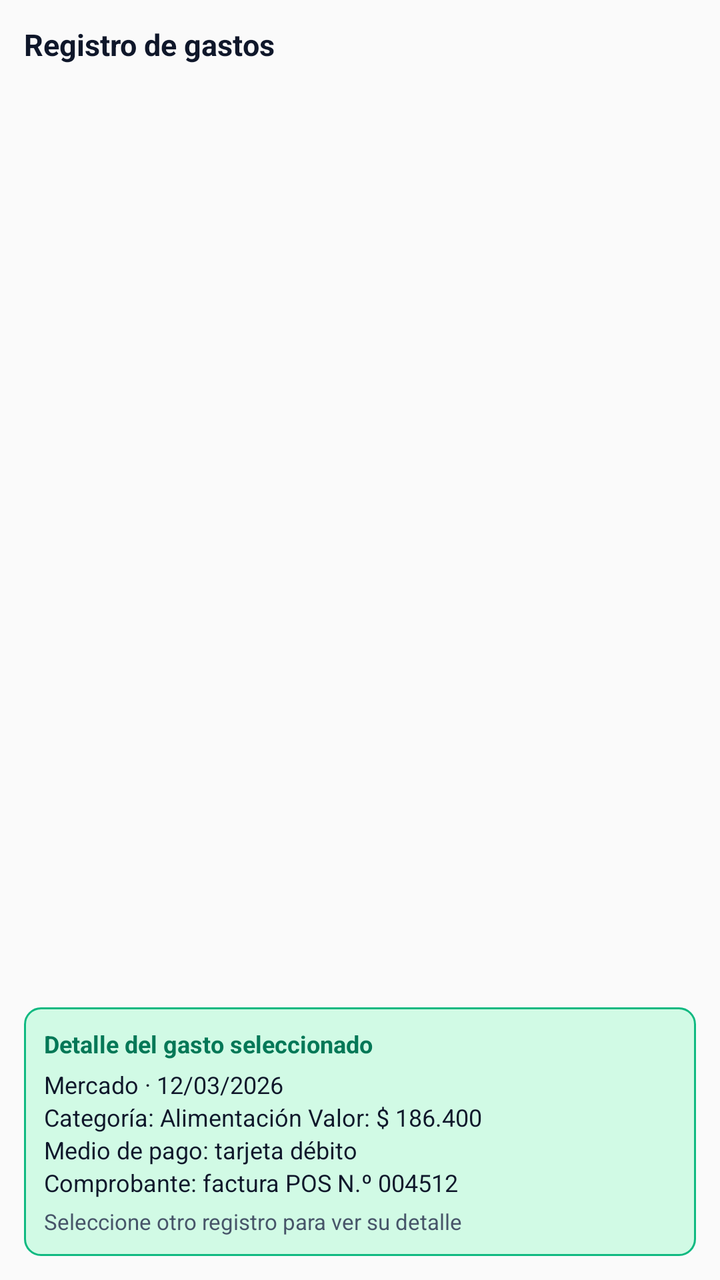
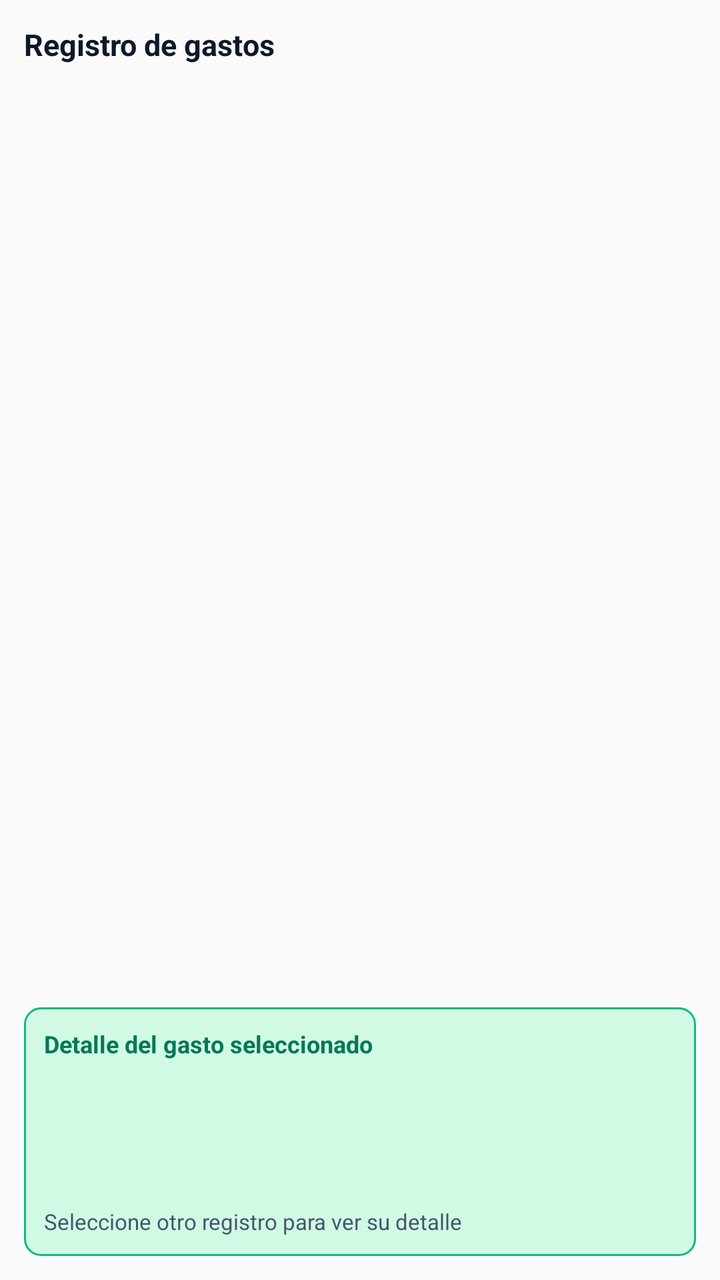

Before-and-after screenshots of an Android layout around one commit, followed by the original layout XML and the change that was made.
<!-- AndroidManifest.xml: application theme Theme.MiBolsillo -->
<!-- res/layout/fragment_fotos.xml -->
<?xml version="1.0" encoding="utf-8"?>
<LinearLayout xmlns:android="http://schemas.android.com/apk/res/android"
    android:layout_width="match_parent"
    android:layout_height="match_parent"
    android:orientation="vertical"
    android:padding="12dp">

    <TextView
        android:layout_width="wrap_content"
        android:layout_height="wrap_content"
        android:text="@string/titulo_fotos"
        android:textColor="@color/gris_oscuro"
        android:textSize="15sp"
        android:textStyle="bold" />

    <ListView
        android:id="@+id/listaGastos"
        android:layout_width="match_parent"
        android:layout_height="0dp"
        android:layout_marginTop="8dp"
        android:layout_weight="1"
        android:divider="@android:color/transparent"
        android:dividerHeight="8dp"
        android:listSelector="@android:color/transparent"
        android:scrollbars="vertical" />

    <LinearLayout
        android:layout_width="match_parent"
        android:layout_height="wrap_content"
        android:layout_marginTop="10dp"
        android:background="@drawable/bg_card_verde"
        android:orientation="vertical"
        android:padding="10dp">

        <TextView
            android:layout_width="wrap_content"
            android:layout_height="wrap_content"
            android:text="@string/detalle_titulo"
            android:textColor="@color/verde_oscuro"
            android:textSize="12sp"
            android:textStyle="bold" />

        <TextView
            android:id="@+id/txtDetalleTitulo"
            android:layout_width="match_parent"
            android:layout_height="wrap_content"
            android:layout_marginTop="4dp"
            android:text="@string/detalle_ejemplo_titulo"
            android:textColor="@color/gris_oscuro"
            android:textSize="12sp" />

        <TextView
            android:id="@+id/txtDetalleCategoria"
            android:layout_width="match_parent"
            android:layout_height="wrap_content"
            android:text="@string/detalle_ejemplo_categoria"
            android:textColor="@color/gris_oscuro"
            android:textSize="12sp" />

        <TextView
            android:id="@+id/txtDetalleMedio"
            android:layout_width="match_parent"
            android:layout_height="wrap_content"
            android:text="@string/detalle_ejemplo_medio"
            android:textColor="@color/gris_oscuro"
            android:textSize="12sp" />

        <TextView
            android:id="@+id/txtDetalleComprobante"
            android:layout_width="match_parent"
            android:layout_height="wrap_content"
            android:text="@string/detalle_ejemplo_comprobante"
            android:textColor="@color/gris_oscuro"
            android:textSize="12sp" />

        <TextView
            android:layout_width="match_parent"
            android:layout_height="wrap_content"
            android:layout_marginTop="4dp"
            android:text="@string/detalle_ayuda"
            android:textColor="@color/gris_texto"
            android:textSize="11sp" />
    </LinearLayout>
</LinearLayout>
<!-- resources referenced by this layout -->
<resources>
  <color name="gris_oscuro">#FF0F172A</color>
  <color name="gris_texto">#FF475569</color>
  <color name="verde_oscuro">#FF047857</color>
  <!-- drawable bg_card_verde (drawable) -->
  <?xml version="1.0" encoding="utf-8"?>
  <shape xmlns:android="http://schemas.android.com/apk/res/android" android:shape="rectangle">
      <solid android:color="@color/verde_suave" />
      <corners android:radius="8dp" />
      <stroke android:width="1dp" android:color="@color/verde_primario" />
  </shape>
  <string name="detalle_ayuda">Seleccione otro registro para ver su detalle</string>
  <string name="detalle_ejemplo_categoria">Categoría: Alimentación   Valor: $ 186.400</string>
  <string name="detalle_ejemplo_comprobante">Comprobante: factura POS N.º 004512</string>
  <string name="detalle_ejemplo_medio">Medio de pago: tarjeta débito</string>
  <string name="detalle_ejemplo_titulo">Mercado · 12/03/2026</string>
  <string name="detalle_titulo">Detalle del gasto seleccionado</string>
  <string name="titulo_fotos">Registro de gastos</string>
  <style name="Theme.MiBolsillo" parent="Theme.AppCompat.Light.NoActionBar">
          <item name="colorPrimary">@color/verde_primario</item>
          <item name="colorPrimaryDark">@color/verde_oscuro</item>
          <item name="colorAccent">@color/verde_primario</item>
      </style>
  <color name="verde_suave">#FFD1FAE5</color>
  <color name="verde_primario">#FF10B981</color>
</resources>

<!-- the commit's change to res/layout/fragment_fotos.xml (unified diff, before → after) -->
@@ -45,7 +45,6 @@
             android:layout_width="match_parent"
             android:layout_height="wrap_content"
             android:layout_marginTop="4dp"
-            android:text="@string/detalle_ejemplo_titulo"
             android:textColor="@color/gris_oscuro"
             android:textSize="12sp" />
 
@@ -53,7 +52,6 @@
             android:id="@+id/txtDetalleCategoria"
             android:layout_width="match_parent"
             android:layout_height="wrap_content"
-            android:text="@string/detalle_ejemplo_categoria"
             android:textColor="@color/gris_oscuro"
             android:textSize="12sp" />
 
@@ -61,7 +59,6 @@
             android:id="@+id/txtDetalleMedio"
             android:layout_width="match_parent"
             android:layout_height="wrap_content"
-            android:text="@string/detalle_ejemplo_medio"
             android:textColor="@color/gris_oscuro"
             android:textSize="12sp" />
 
@@ -69,7 +66,6 @@
             android:id="@+id/txtDetalleComprobante"
             android:layout_width="match_parent"
             android:layout_height="wrap_content"
-            android:text="@string/detalle_ejemplo_comprobante"
             android:textColor="@color/gris_oscuro"
             android:textSize="12sp" />
 
<!-- resource entries referenced after the edit -->
@@ -11,10 +11,6 @@
       <stroke android:width="1dp" android:color="@color/verde_primario" />
   </shape>
   <string name="detalle_ayuda">Seleccione otro registro para ver su detalle</string>
-  <string name="detalle_ejemplo_categoria">Categoría: Alimentación   Valor: $ 186.400</string>
-  <string name="detalle_ejemplo_comprobante">Comprobante: factura POS N.º 004512</string>
-  <string name="detalle_ejemplo_medio">Medio de pago: tarjeta débito</string>
-  <string name="detalle_ejemplo_titulo">Mercado · 12/03/2026</string>
   <string name="detalle_titulo">Detalle del gasto seleccionado</string>
   <string name="titulo_fotos">Registro de gastos</string>
   <style name="Theme.MiBolsillo" parent="Theme.AppCompat.Light.NoActionBar">
